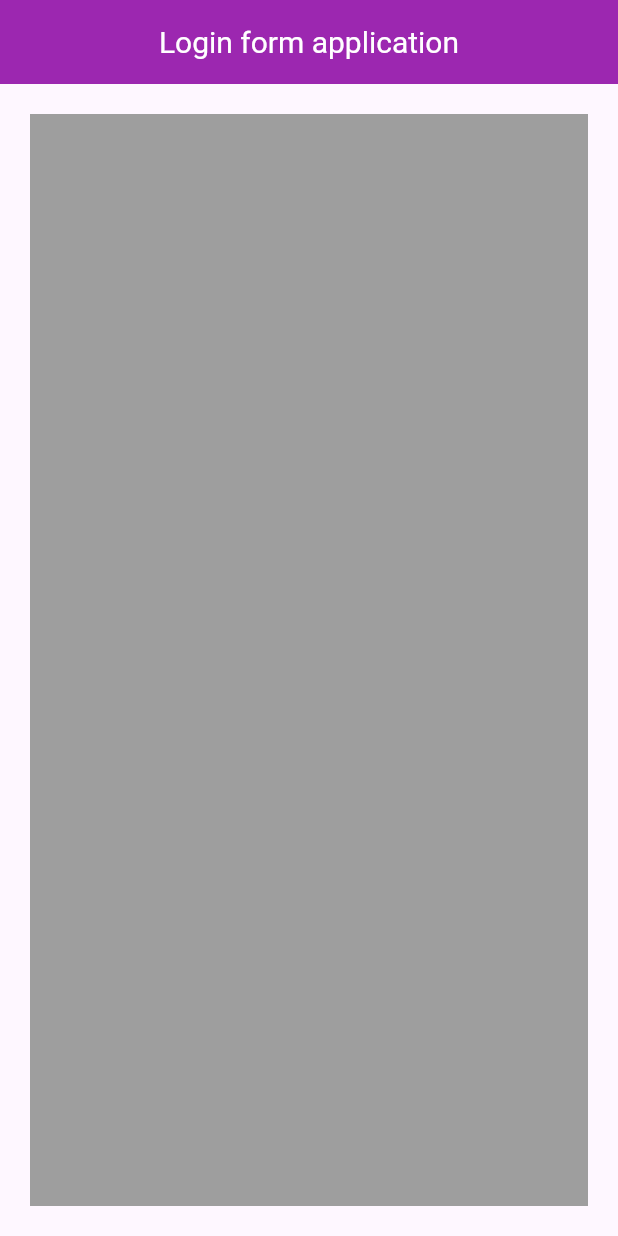
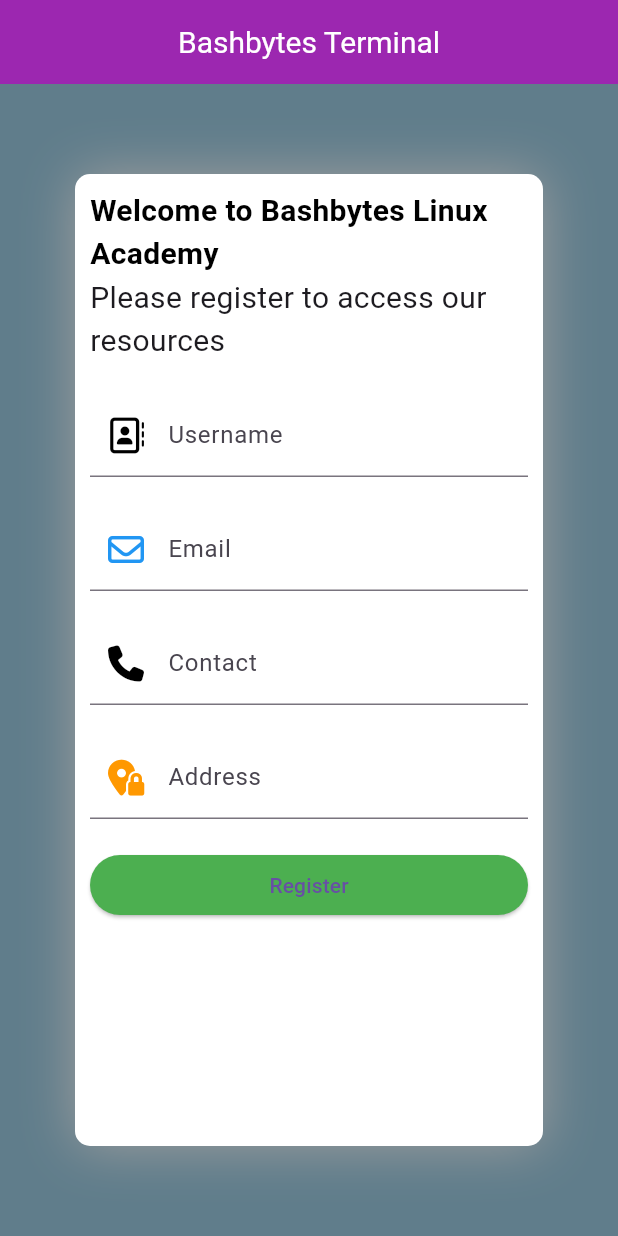
Before and after one commit to Majok-Bol/login_form, a Flutter app: the screen it shows after launch, on a phone screen of 412 x 824 dp. Run offline on Flutter 3.47's test engine with Material 3 defaults, Android fonts, the phone set to English and light mode, and no system bars; our stand-ins replace font_awesome_flutter.

Commit message:
added login prefixIcons

```diff
--- a/lib/main.dart
+++ b/lib/main.dart
@@ -1,4 +1,5 @@
 import 'package:flutter/material.dart';
+import 'package:font_awesome_flutter/font_awesome_flutter.dart';
 void main(){
   runApp(MyApp());
 }
@@ -8,20 +9,59 @@ class MyApp extends StatelessWidget{
     return MaterialApp(
       debugShowCheckedModeBanner: false,
       home: Scaffold(
-        appBar: AppBar(title: Text('Login form application',style: TextStyle(color: Colors.white,fontSize: 20),),centerTitle: true,backgroundColor: Colors.purple,),
+        backgroundColor: Colors.blueGrey,
+        appBar: AppBar(title: Text('Bashbytes Terminal',style: TextStyle(color: Colors.white,fontSize: 20),),centerTitle: true,backgroundColor: Colors.purple,),
         body:Container(
+          // color: Colors.lightGreen,
           padding: EdgeInsets.all(10),
-          margin: EdgeInsets.symmetric(horizontal: 20,vertical: 20),
-          color: Colors.grey,
-          child: Column(
-            children: [
-              Row(children: [
+          margin: EdgeInsets.symmetric(horizontal: 50,vertical: 60),
+          decoration: BoxDecoration(
+            color: Colors.white,
+            borderRadius: BorderRadius.circular(10),
+            boxShadow: [BoxShadow(color: Colors.grey,blurRadius:30)],
+          ),
+          // color: Colors.grey,
+          child: Column(children: [
+              SizedBox(child: Text('Welcome to Bashbytes Linux Academy',style: TextStyle(fontSize: 20,color: Colors.black,fontWeight: FontWeight.bold,),),),
+              SizedBox(child: Text('Please register to access our resources',style: TextStyle(fontSize: 20),),),
+            SizedBox(height: 20,),
+                SizedBox(child: TextFormField(
+                  decoration: InputDecoration(
+                    labelText: 'Username',
+                    prefixIcon: Icon(FontAwesomeIcons.addressBook,color: Colors.black,),
+                    // prefixIcon: Icon(Icons.add),
+                  ),
+                )),
+            SizedBox(height: 20,),
+                SizedBox(child: TextField(
+                  decoration: InputDecoration(
+                    labelText: 'Email',
+                    prefixIcon: Icon(FontAwesomeIcons.envelope,color:Colors.blue),
+                  ),
+                )),
+            SizedBox(height: 20,),
+            SizedBox(child: TextField(
+              decoration: InputDecoration(
+                labelText: 'Contact',
+                prefixIcon: Icon(FontAwesomeIcons.phone,color:Colors.black),
+              ),
+            )),
+            SizedBox(height: 20,),
+            SizedBox(child: TextField(
+              decoration: InputDecoration(
+                labelText: 'Address',
+                prefixIcon:Icon(FontAwesomeIcons.locationPinLock,color:Colors.orange),
+              ),
+            )),
 
-              ],)
-            ],
-          ),
+SizedBox(height: 20,),
+Row(children: [
+  Expanded(child: ElevatedButton(onPressed:(){print("Login button clicked");}, style:ElevatedButton.styleFrom(backgroundColor: Colors.green),child: Text('Register'))),
+],)
+              ],),
+
+      ),
         ),
-      ),
     );
   }
 }
--- a/pubspec.yaml
+++ b/pubspec.yaml
@@ -34,6 +34,7 @@ dependencies:
   # The following adds the Cupertino Icons font to your application.
   # Use with the CupertinoIcons class for iOS style icons.
   cupertino_icons: ^1.0.8
+  font_awesome_flutter: ^10.8.0
 
 dev_dependencies:
   flutter_test:
```
Also changed, not shown: pubspec.lock.
